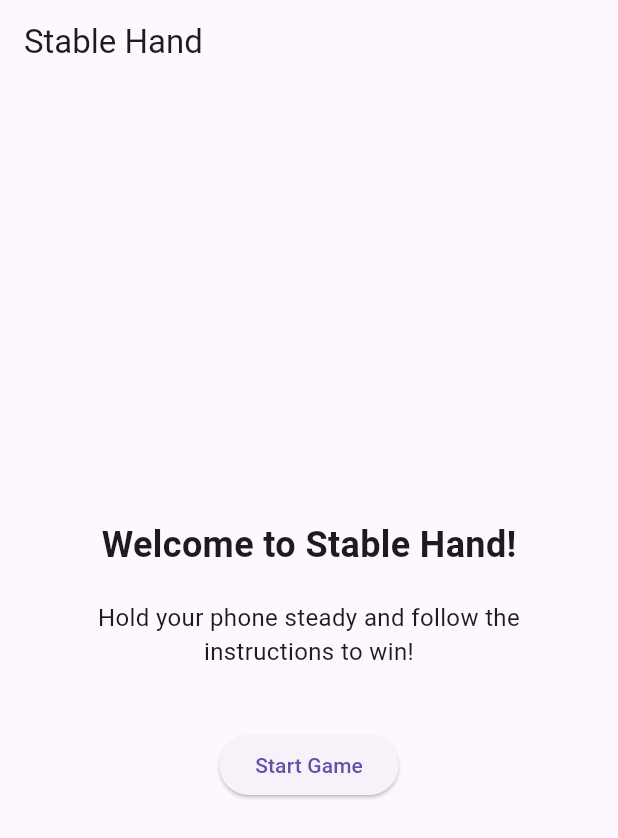
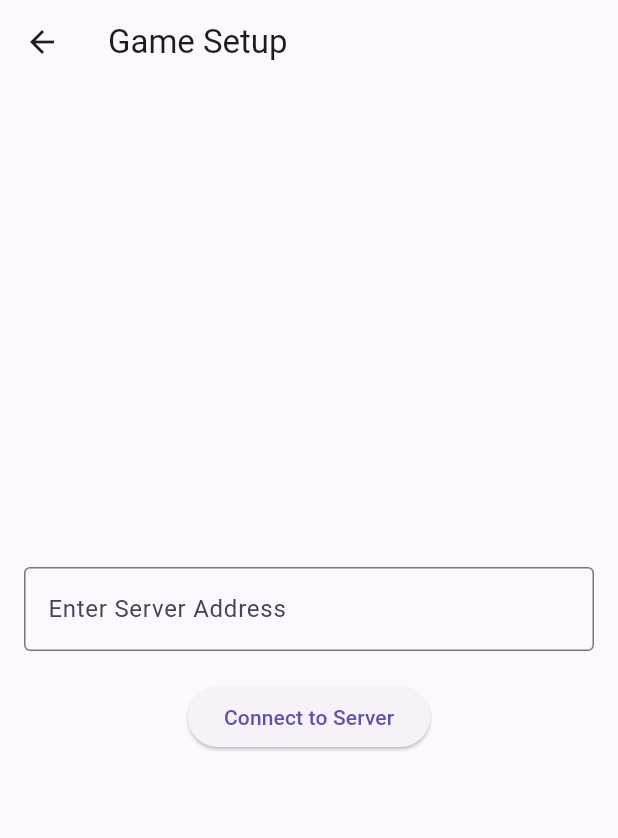
Before and after one commit to cedric-max/front-hand, a Flutter app: the screen it shows after launch, after a tap on "Start Game", on a phone screen of 412 x 824 dp. Shown: the top 838 px of the screen. Run offline on Flutter 3.47's test engine with Material 3 defaults, Android fonts, the phone set to English and light mode, and no system bars.

Commit message:
chore: Add game setup page and navigation

```diff
--- a/app/lib/main.dart
+++ b/app/lib/main.dart
@@ -49,8 +49,11 @@ class WelcomePage extends StatelessWidget {
             const SizedBox(height: 40),
             ElevatedButton(
               onPressed: () {
-                // TODO: Implement connection to game server
-                print('Connect to game server');
+                Navigator.push(
+                  context,
+                  MaterialPageRoute(
+                      builder: (context) => const GameSetupPage()),
+                );
               },
               child: const Text('Start Game'),
             ),
@@ -60,3 +63,62 @@ class WelcomePage extends StatelessWidget {
     );
   }
 }
+
+class GameSetupPage extends StatefulWidget {
+  const GameSetupPage({Key? key}) : super(key: key);
+
+  @override
+  _GameSetupPageState createState() => _GameSetupPageState();
+}
+
+class _GameSetupPageState extends State<GameSetupPage> {
+  final TextEditingController _serverAddressController =
+      TextEditingController();
+
+  @override
+  Widget build(BuildContext context) {
+    return Scaffold(
+      appBar: AppBar(
+        title: const Text('Game Setup'),
+      ),
+      body: Padding(
+        padding: const EdgeInsets.all(16.0),
+        child: Column(
+          mainAxisAlignment: MainAxisAlignment.center,
+          children: [
+            TextField(
+              controller: _serverAddressController,
+              decoration: const InputDecoration(
+                labelText: 'Enter Server Address',
+                hintText: 'e.g., ws://example.com:8080',
+                border: OutlineInputBorder(),
+              ),
+            ),
+            const SizedBox(height: 20),
+            ElevatedButton(
+              onPressed: () {
+                final serverAddress = _serverAddressController.text;
+                if (serverAddress.isNotEmpty) {
+                  // TODO: Implement connection to game server
+                  print('Connecting to server: $serverAddress');
+                } else {
+                  ScaffoldMessenger.of(context).showSnackBar(
+                    const SnackBar(
+                        content: Text('Please enter a server address')),
+                  );
+                }
+              },
+              child: const Text('Connect to Server'),
+            ),
+          ],
+        ),
+      ),
+    );
+  }
+
+  @override
+  void dispose() {
+    _serverAddressController.dispose();
+    super.dispose();
+  }
+}
```
